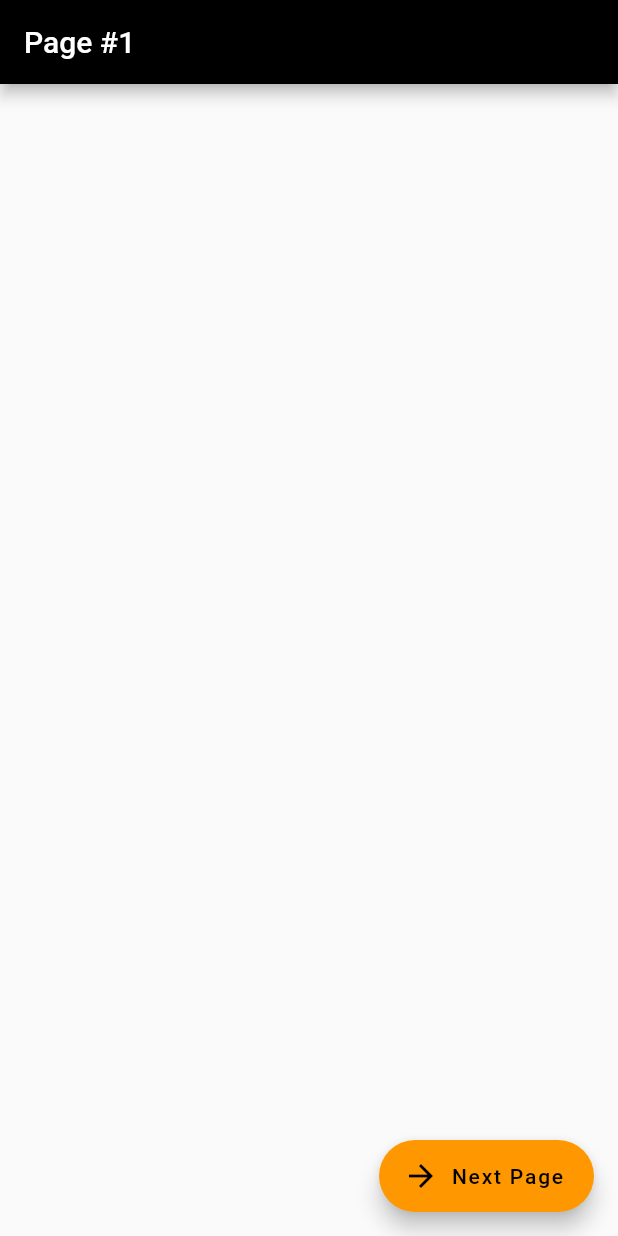
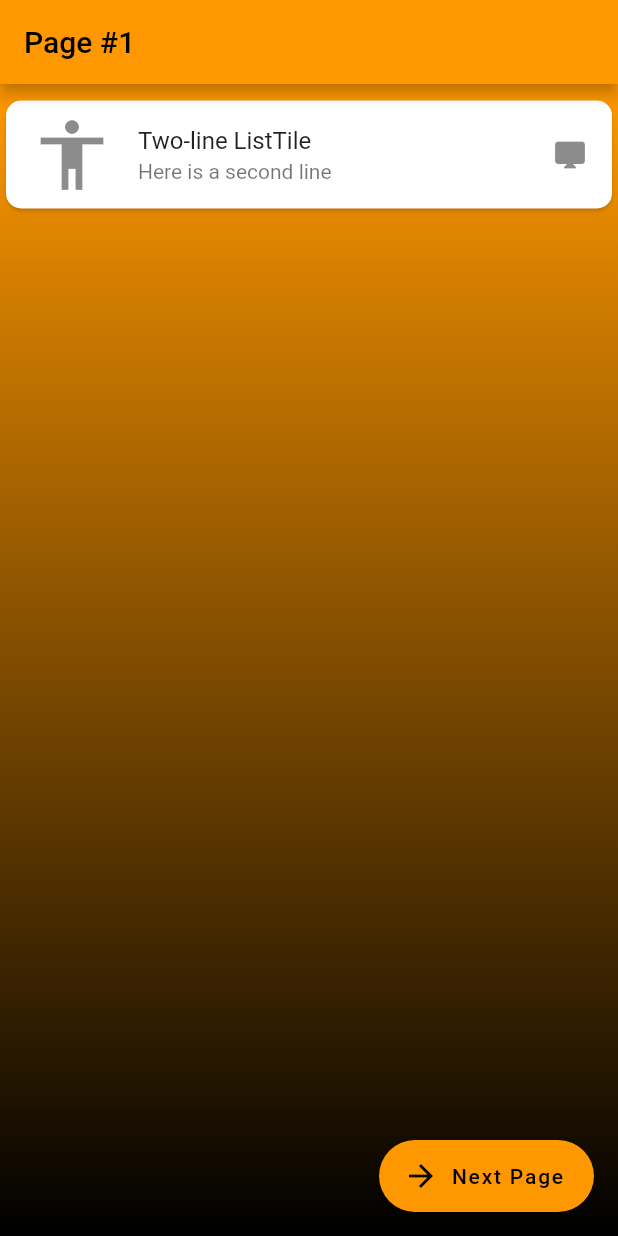
Before and after one commit to saveliyshatrov/FirstApp, a Flutter app: the screen it shows after launch, on a phone screen of 412 x 824 dp. Run offline on Flutter 3.47's test engine with Material 2 defaults, Android fonts, the phone set to English and light mode, and no system bars.

Commit message:
Update main.dart

```diff
--- a/first_app/lib/main.dart
+++ b/first_app/lib/main.dart
@@ -18,21 +18,54 @@ class PageOne extends StatelessWidget {
   @override
   Widget build(BuildContext context) {
     return Scaffold(
+      backgroundColor: Color.fromRGBO(0, 0, 0, 1),
       appBar: AppBar(
-        title: Text('Page #1'),
-        backgroundColor: Color.fromRGBO(0, 0, 0, 1),
+        title: Text(
+          'Page #1',
+          style: TextStyle(
+            color: Color.fromRGBO(0, 0, 0, 1)
+          ),
+          ),
+        backgroundColor: Colors.orange,
       ),
       body: Container(
-        child: Center(
+        decoration: BoxDecoration(
+          gradient: LinearGradient(
+            begin: Alignment.topCenter,
+            end: Alignment.bottomCenter,
+            colors: [Colors.orange, Color.fromRGBO(0, 0, 0, 1)]
+          )
+        ),
+        padding: EdgeInsets.only(top:7),
+        child: ListView(
+          children: <Widget>[
+            Card(
+              shape: RoundedRectangleBorder(
+                borderRadius: BorderRadius.circular(10.0),
+              ),
+              shadowColor: Colors.orange,
+              color: Colors.white,
+              child: ListTile(
+                onTap: () {
+                  debugPrint("I was clicked");
+                },
+                leading: Icon(
+                  Icons.accessibility,
+                  size: 56,
+                ),
+                title: Text('Two-line ListTile'),
+                subtitle: Text('Here is a second line'),
+                trailing: Icon(Icons.desktop_mac)
+              ),
+            ),
+          ],
         ),
       ),
       floatingActionButtonLocation: FloatingActionButtonLocation.endFloat,
       floatingActionButton: FloatingActionButton.extended(
         label: Text(
           "Next Page",
-          style: TextStyle(
-            color: Color.fromRGBO(0, 0, 0, 1)
-            ),
+          style: TextStyle(color: Color.fromRGBO(0, 0, 0, 1)),
         ),
         icon: Icon(
           Icons.arrow_forward,
```
Lines whose indentation alone changed are shown as unchanged.
